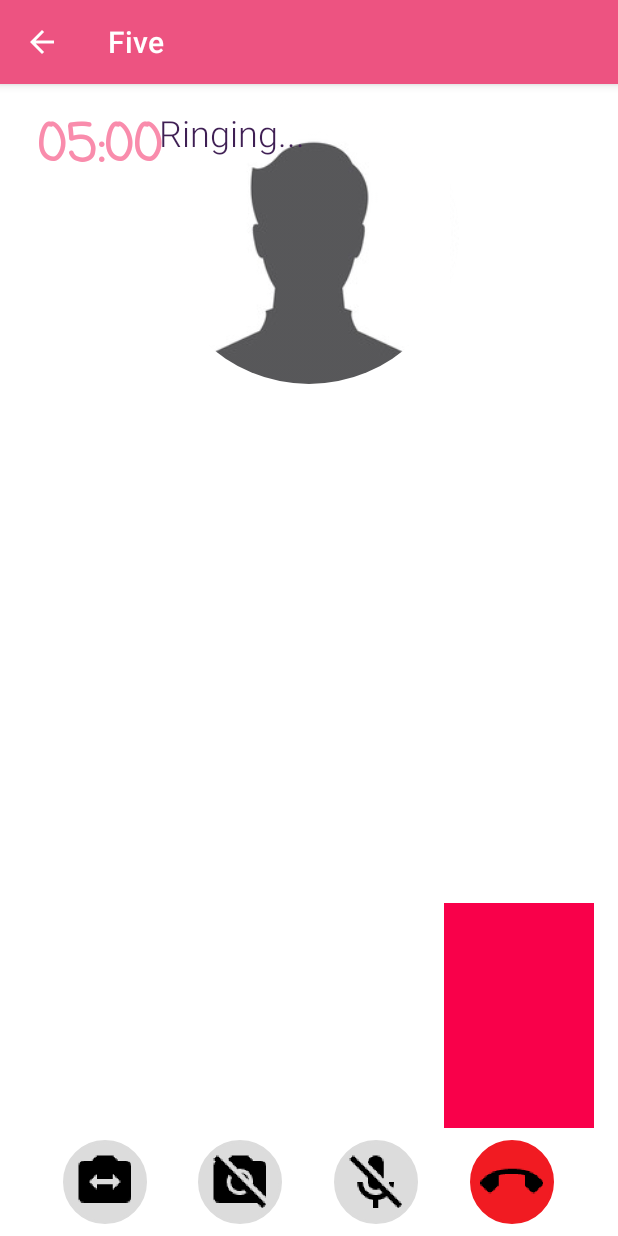
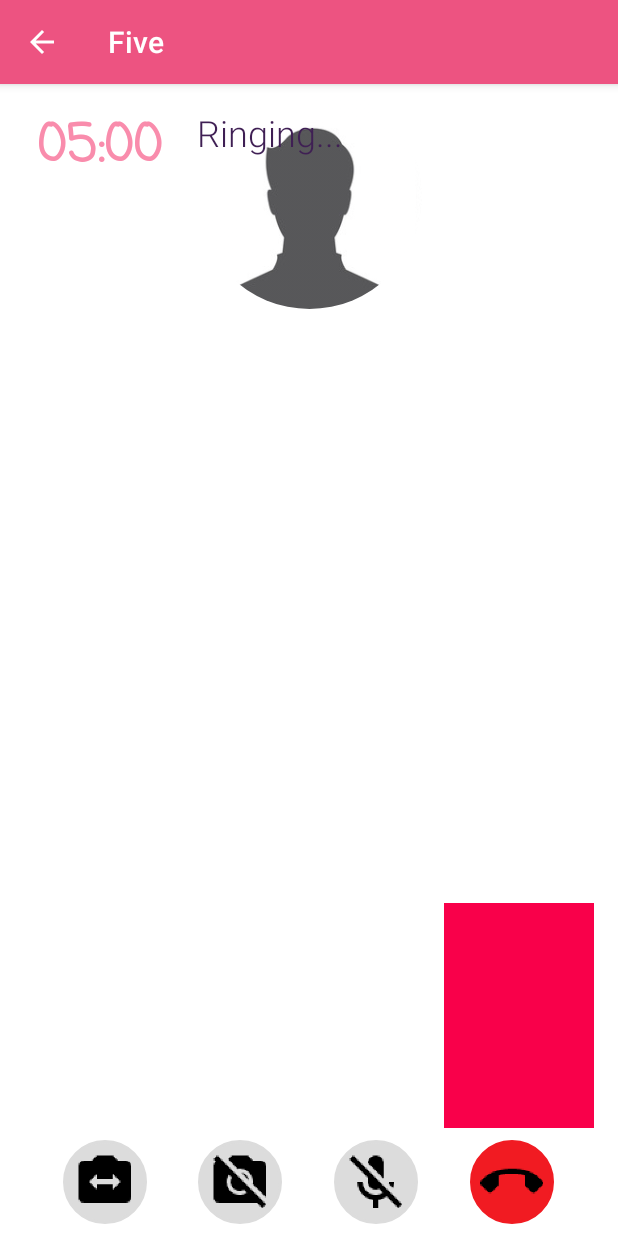
Before and after one commit to iamrahulyadav/five, an Android app: the CallActivity screen opened directly, with no data from a screen before it, on a phone screen of 412 x 824 dp. Run offline under Robolectric (Android 15) with nearby library versions, the phone set to English and light mode, and no system bars; our stand-ins replace CircleImageView, Volley; libraries missing offline, so code that uses them is left out: com.opentok.android, com.skyfishjy.library; plain views replace RippleBackground; network calls fail; 5 statements that could not run were skipped.

Commit message:
changing calling image dimension

```diff
--- a/app/src/main/java/com/five/shubhamagarwal/five/activities/CallActivity.java
+++ b/app/src/main/java/com/five/shubhamagarwal/five/activities/CallActivity.java
@@ -72,7 +72,7 @@ public class CallActivity extends AppCompatActivity implements WebServiceCoordin
 
     public ImageButton mCallDisconnectButton, mCameraCycleButton, mCameraOnOffButton, mMicOnOffButton;
     public TextView mCallTimerView;
-    public ImageView mGenderPlaceholder;
+    public ImageView mGenderPlaceholder, mCircleImage;
     public RippleBackground rippleBackground;
 
     @Override
@@ -92,6 +92,7 @@ public class CallActivity extends AppCompatActivity implements WebServiceCoordin
         mMicOnOffButton = (ImageButton) findViewById(R.id.mic_onoff_button);
         mCallTimerView = (TextView) findViewById(R.id.call_timer_view);
         mGenderPlaceholder = (ImageView) findViewById(R.id.placeholder_image);
+        mCircleImage = (ImageView) findViewById(R.id.circle_placeholder);
 
         // attach call handler
         videoCallHandlers = new VideoCallHandlers(this);
@@ -111,8 +112,10 @@ public class CallActivity extends AppCompatActivity implements WebServiceCoordin
         String gender = intent.getStringExtra(CallStatusActivity.GENDER);
         if(gender.equals("female")){
             mGenderPlaceholder.setImageResource(R.mipmap.female);
+            mCircleImage.setImageResource(R.mipmap.female);
         } else {
             mGenderPlaceholder.setImageResource(R.mipmap.male);
+            mCircleImage.setImageResource(R.mipmap.male);
         }
 
         rippleBackground = (RippleBackground)findViewById(R.id.calling_animated);
--- a/app/src/main/res/layout/activity_call.xml
+++ b/app/src/main/res/layout/activity_call.xml
@@ -9,8 +9,8 @@
 
     <FrameLayout
         android:id="@+id/subscriber_container"
-        android:layout_width="match_parent"
-        android:layout_height="match_parent"
+        android:layout_width="0dp"
+        android:layout_height="0dp"
         app:layout_constraintRight_toRightOf="parent"
         app:layout_constraintLeft_toLeftOf="parent"
         android:background="@color/white"
@@ -20,8 +20,8 @@
     </FrameLayout>
 
     <ImageView
-        android:layout_width="match_parent"
-        android:layout_height="match_parent"
+        android:layout_width="0dp"
+        android:layout_height="0dp"
         android:id="@+id/placeholder_image"
         android:src="@mipmap/male"
         android:scaleType="fitStart"
@@ -47,11 +47,11 @@
         app:rb_duration="3000"
         app:rb_scale="6"
         app:layout_constraintBottom_toBottomOf="parent"
-        android:layout_marginBottom="8dp">
+        android:layout_marginBottom="150dp">
 
         <de.hdodenhof.circleimageview.CircleImageView
-            android:layout_width="200dp"
-            android:layout_height="200dp"
+            android:layout_width="150dp"
+            android:layout_height="150dp"
             android:id="@+id/circle_placeholder"
             android:src="@mipmap/male"
             android:layout_centerInParent="true"
```
